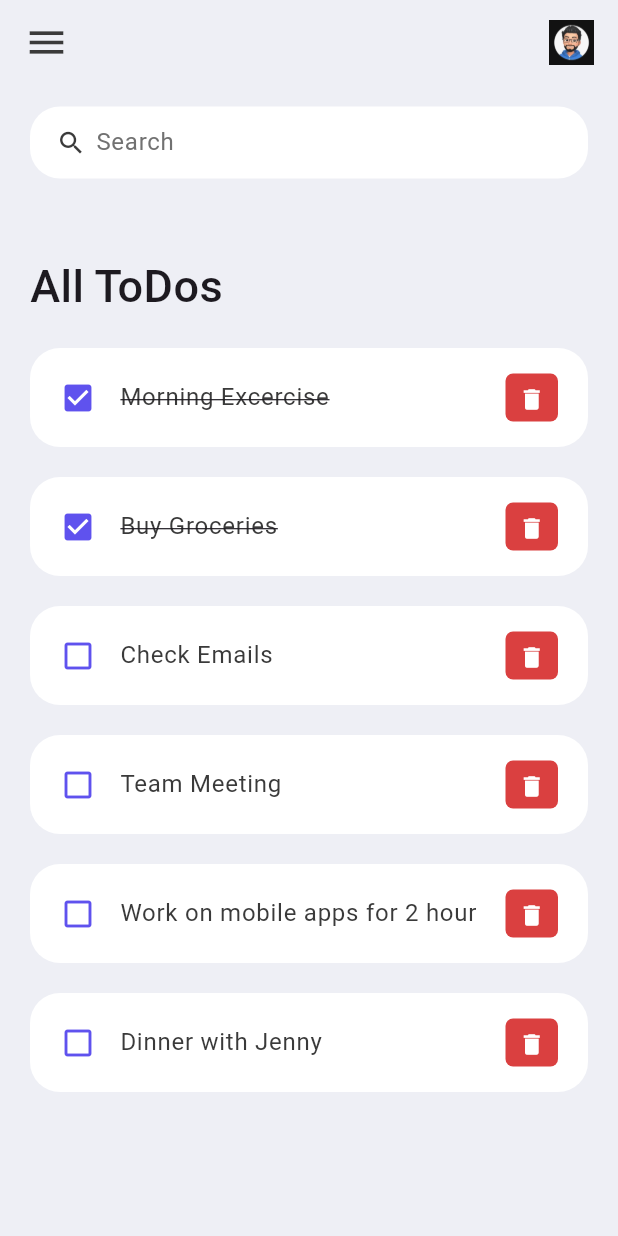
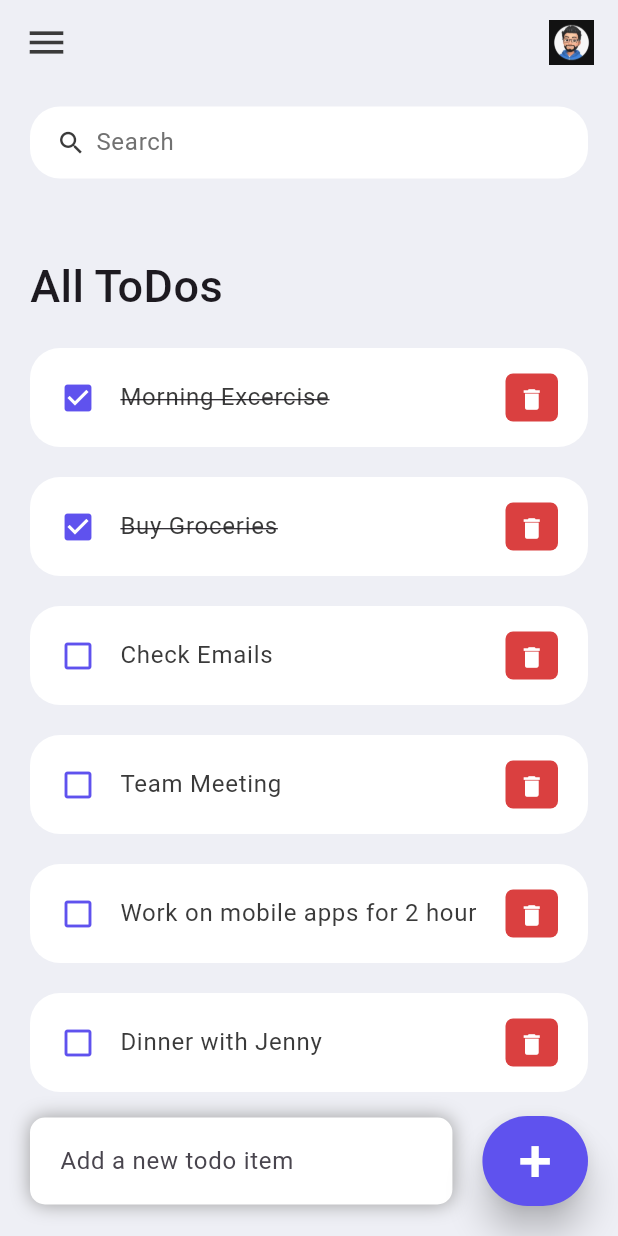
Before and after one commit to Pranav-P-K/ToDo-App, a Flutter app: the screen it shows after launch, on a phone screen of 412 x 824 dp. Run offline on Flutter 3.47's test engine with Material 3 defaults, Android fonts, the phone set to English and light mode, and no system bars.

Commit message:
add item section created

```diff
--- a/todo_app/lib/screens/home.dart
+++ b/todo_app/lib/screens/home.dart
@@ -13,7 +13,9 @@ class Home extends StatelessWidget {
     return Scaffold(
       backgroundColor: tdBGColor,
       appBar: _buildAppBar(),
-      body: Container(
+      body: Stack(
+        children: [
+          Container(
             padding: EdgeInsets.symmetric(horizontal: 20,vertical: 15),
             child: Column(
               children: [
@@ -38,6 +40,53 @@ class Home extends StatelessWidget {
                 )
               ],
             ),
+          ),
+          Align(
+            alignment: Alignment.bottomCenter,
+            child: Row(
+              children: [
+                Expanded(
+                  child: Container(
+                    margin: EdgeInsets.only(
+                      bottom: 20,
+                      right: 20,
+                      left: 20
+                    ),
+                    padding: EdgeInsets.symmetric(horizontal: 20, vertical: 5),
+                    decoration: BoxDecoration(
+                      color: Colors.white,
+                      boxShadow: const [BoxShadow(
+                        color: Colors.grey,
+                        offset: Offset(0.0, 0.0),
+                        blurRadius: 10.0,
+                        spreadRadius: 0.0,
+                      ),],
+                      borderRadius: BorderRadius.circular(10),
+                    ),
+                    child: TextField(
+                      decoration: InputDecoration(
+                        hintText: 'Add a new todo item',
+                        border: InputBorder.none,
+                      ),
+                    ),
+                  ),
+                ),
+                Container(
+                  margin: EdgeInsets.only(bottom: 20, right: 20),
+                  child: ElevatedButton(
+                    onPressed: () {},
+                    style: ElevatedButton.styleFrom(
+                      backgroundColor: tdBlue,
+                      minimumSize: Size(60, 60),
+                      elevation: 10,
+                    ),
+                    child: Text('+', style: TextStyle(fontSize: 40, color: Colors.white),),
+                  ),
+                ),
+              ],
+            ),
+          )
+        ],
       ),
     );
   }
```
Lines whose indentation alone changed are shown as unchanged.
